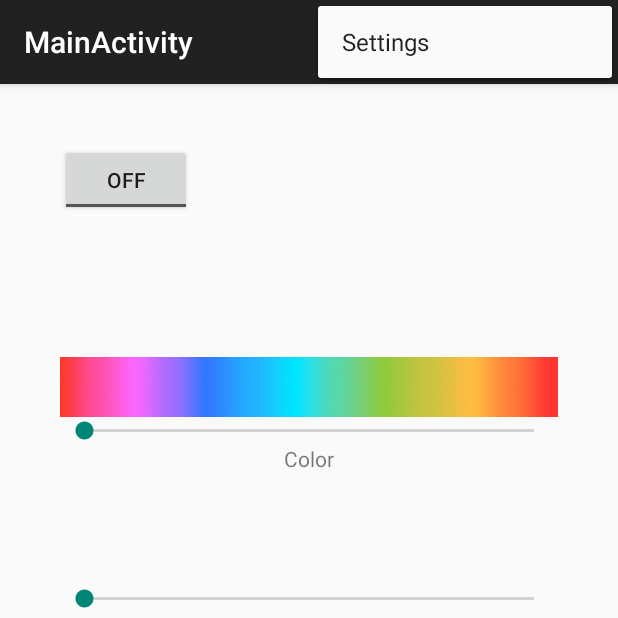
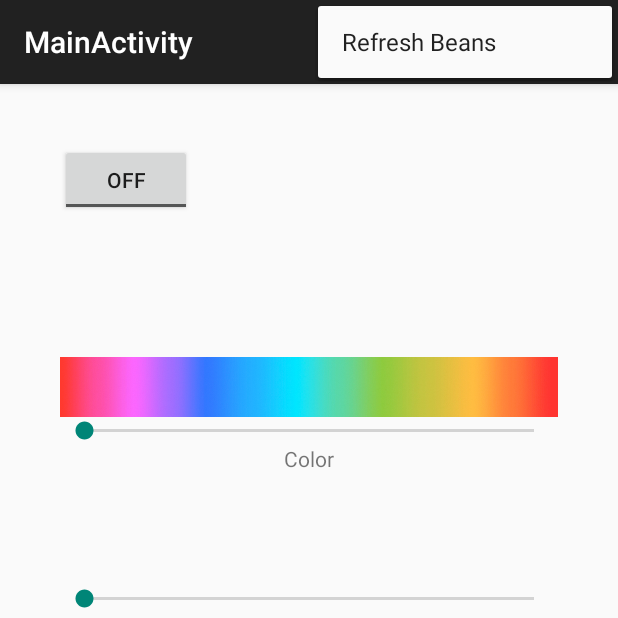
Before and after one commit to swstack/bean-led-strip, an Android app: the screen it shows after launch (MainActivity), with the options menu open, on a phone screen of 412 x 824 dp, the top half of it. Run offline under Robolectric (Android 15) with nearby library versions, the phone set to English and light mode, and no system bars; libraries missing offline, so code that uses them is left out: com.punchthrough.bean; 1 statement that could not run was skipped.

Commit message:
android: break out the Bean LED strip logic into own class

```diff
--- a/android/app/src/main/AndroidManifest.xml
+++ b/android/app/src/main/AndroidManifest.xml
@@ -12,6 +12,7 @@
             android:label="@string/title_activity_main" >
             <intent-filter>
                 <action android:name="android.intent.action.MAIN" />
+                <action android:name="com.bean.swstack.beanledstrip.MainActivity"/>
                 <category android:name="android.intent.category.LAUNCHER" />
             </intent-filter>
         </activity>
--- /dev/null
+++ b/android/app/src/main/java/com/bean/swstack/beanledstrip/BeanLEDStrip.java
@@ -0,0 +1,41 @@
+package com.bean.swstack.beanledstrip;
+
+import android.util.Log;
+
+import com.punchthrough.bean.sdk.Bean;
+import com.punchthrough.bean.sdk.BeanDiscoveryListener;
+import com.punchthrough.bean.sdk.BeanManager;
+
+public class BeanLEDStrip {
+
+    private static final String TAG = "BeanLEDStrip";
+    private static final String ledStripAddress = "";
+    private Bean ledStrip;
+    private Boolean powerState = false;  // default off
+
+    public void connect() {
+        BeanManager.getInstance().startDiscovery(beanListener);
+    }
+
+    public void syncState() {
+        ledStrip.sendSerialMessage("1");
+    }
+
+    private BeanDiscoveryListener beanListener = new BeanDiscoveryListener() {
+        @Override
+        public void onBeanDiscovered(Bean bean, int rssi) {
+            Log.d(TAG, "Bean found");
+            if (bean.getDevice().getAddress().equals(ledStripAddress)) {
+                Log.d(TAG, "LED strip found!");
+                ledStrip = bean;
+                syncState();
+            }
+        }
+
+        @Override
+        public void onDiscoveryComplete() {
+            Log.d(TAG, "Bean Discovery Complete");
+        }
+    };
+
+}
--- a/android/app/src/main/java/com/bean/swstack/beanledstrip/MainActivity.java
+++ b/android/app/src/main/java/com/bean/swstack/beanledstrip/MainActivity.java
@@ -10,12 +10,26 @@ import android.widget.SeekBar;
 import android.widget.ToggleButton;
 
 public class MainActivity extends AppCompatActivity {
+
     public static final String TAG = "MainActivity";
+    private BeanLEDStrip beanLedStrip = new BeanLEDStrip();
 
-    private ToggleButton powerButton;
-    private SeekBar intensitySeekBar;
-    private SeekBar colorSeekBar;
+    @Override
+    protected void onCreate(Bundle savedInstanceState) {
+        super.onCreate(savedInstanceState);
+        setContentView(R.layout.activity_main);
 
+        ToggleButton powerButton = (ToggleButton) findViewById(R.id.powerButton);
+        SeekBar intensitySeekBar = (SeekBar) findViewById(R.id.intensitySeekBar);
+        SeekBar colorSeekBar = (SeekBar) findViewById(R.id.colorSeekBar);
+
+        powerButton.setOnCheckedChangeListener(powerChangeListener);
+        intensitySeekBar.setOnSeekBarChangeListener(intensityChangeListener);
+        colorSeekBar.setOnSeekBarChangeListener(colorChangeListener);
+
+        beanLedStrip.connect();
+
+    }
 
     private CompoundButton.OnCheckedChangeListener powerChangeListener = new CompoundButton.OnCheckedChangeListener() {
         @Override
@@ -59,20 +73,6 @@ public class MainActivity extends AppCompatActivity {
     };
 
     @Override
-    protected void onCreate(Bundle savedInstanceState) {
-        super.onCreate(savedInstanceState);
-        setContentView(R.layout.activity_main);
-
-        powerButton = (ToggleButton) findViewById(R.id.powerButton);
-        intensitySeekBar = (SeekBar) findViewById(R.id.intensitySeekBar);
-        colorSeekBar = (SeekBar) findViewById(R.id.colorSeekBar);
-
-        powerButton.setOnCheckedChangeListener(powerChangeListener);
-        intensitySeekBar.setOnSeekBarChangeListener(intensityChangeListener);
-        colorSeekBar.setOnSeekBarChangeListener(colorChangeListener);
-    }
-
-    @Override
     public boolean onCreateOptionsMenu(Menu menu) {
         // Inflate the menu; this adds items to the action bar if it is present.
         getMenuInflater().inflate(R.menu.menu_main, menu);
@@ -87,8 +87,8 @@ public class MainActivity extends AppCompatActivity {
         int id = item.getItemId();
 
         //noinspection SimplifiableIfStatement
-        if (id == R.id.action_settings) {
-            return true;
+        if (id == R.id.refresh_beans_setting) {
+            beanLedStrip.connect();
         }
 
         return super.onOptionsItemSelected(item);
--- a/android/app/src/main/res/menu/menu_main.xml
+++ b/android/app/src/main/res/menu/menu_main.xml
@@ -2,6 +2,9 @@
     xmlns:app="http://schemas.android.com/apk/res-auto"
     xmlns:tools="http://schemas.android.com/tools"
     tools:context="com.bean.swstack.beanledstrip.MainActivity">
-    <item android:id="@+id/action_settings" android:title="@string/action_settings"
-        android:orderInCategory="100" app:showAsAction="never" />
+
+    <item
+        android:id="@+id/refresh_beans_setting"
+        android:title="Refresh Beans"
+        app:showAsAction="never" />
 </menu>
--- a/android/build.gradle
+++ b/android/build.gradle
@@ -1,4 +1,7 @@
 // Top-level build file where you can add configuration options common to all sub-projects/modules.
+
+apply plugin: 'git-dependencies'
+
 
 buildscript {
     repositories {
@@ -6,6 +9,7 @@ buildscript {
     }
     dependencies {
         classpath 'com.android.tools.build:gradle:1.3.0'
+        classpath 'org.batcha.gradle.plugins:git-dependencies:0.2'
 
         // NOTE: Do not place your application dependencies here; they belong
         // in the individual module build.gradle files
```
Also changed, not shown: 1 other file.
